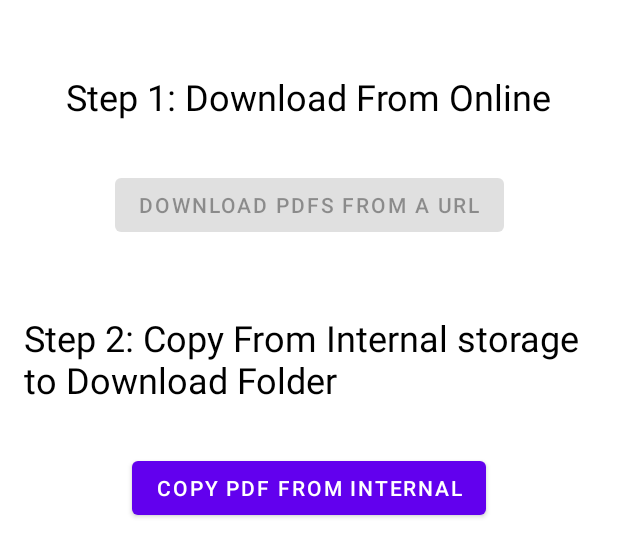
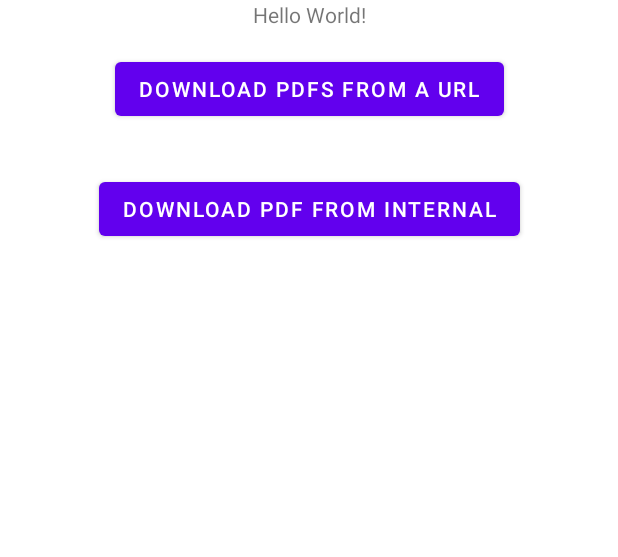
Before and after one commit to tim-ck/downloadPDF, an Android app: the layout activity_main.xml on its own in the app's theme, with its tools: preview values and no code run, on a phone screen of 412 x 824 dp. Shown: the top 557 px of the screen. Run offline under Robolectric (Android 15) with nearby library versions, the phone set to English and light mode, and no system bars.

Commit message:
using download manager

```diff
--- a/testPDFviewer/app/build.gradle
+++ b/testPDFviewer/app/build.gradle
@@ -13,7 +13,6 @@ android {
         versionName "1.0"
 
         testInstrumentationRunner "androidx.test.runner.AndroidJUnitRunner"
-        signingConfig signingConfigs.debug
     }
 
     buildTypes {
--- a/testPDFviewer/app/src/main/res/layout/activity_main.xml
+++ b/testPDFviewer/app/src/main/res/layout/activity_main.xml
@@ -10,12 +10,7 @@
         android:id="@+id/textView"
         android:layout_width="wrap_content"
         android:layout_height="wrap_content"
-        android:layout_marginTop="32dp"
-        android:enabled="false"
-        android:padding="16dp"
-        android:text="Step 1: Download From Online"
-        android:textColor="#000000"
-        android:textSize="24sp"
+        android:text="Hello World!"
         app:layout_constraintEnd_toEndOf="parent"
         app:layout_constraintStart_toStartOf="parent"
         app:layout_constraintTop_toTopOf="parent" />
@@ -25,7 +20,6 @@
         android:layout_width="wrap_content"
         android:layout_height="wrap_content"
         android:layout_marginTop="16dp"
-        android:enabled="false"
         android:text="download PDFs from a URL"
         app:layout_constraintEnd_toEndOf="parent"
         app:layout_constraintStart_toStartOf="parent"
@@ -35,24 +29,8 @@
         android:id="@+id/btnDownloadFromInternal"
         android:layout_width="wrap_content"
         android:layout_height="wrap_content"
-        android:layout_marginTop="16dp"
-        android:text="Copy pdf from internal"
-        app:layout_constraintEnd_toEndOf="parent"
-        app:layout_constraintStart_toStartOf="parent"
-        app:layout_constraintTop_toBottomOf="@+id/textView2" />
-
-    <TextView
-        android:id="@+id/textView2"
-        android:layout_width="wrap_content"
-        android:layout_height="wrap_content"
-        android:layout_marginEnd="16dp"
-        android:layout_marginStart="16dp"
         android:layout_marginTop="32dp"
-        android:enabled="false"
-        android:padding="16dp"
-        android:text="Step 2: Copy From Internal storage to Download Folder"
-        android:textColor="#000000"
-        android:textSize="24sp"
+        android:text="download pdf from internal"
         app:layout_constraintEnd_toEndOf="parent"
         app:layout_constraintStart_toStartOf="parent"
         app:layout_constraintTop_toBottomOf="@+id/btnDownloadFromUrl" />
--- a/testPDFviewer/app/src/main/res/xml/provider_paths.xml
+++ /dev/null
@@ -1,4 +0,0 @@
-<?xml version="1.0" encoding="utf-8"?>
-<paths>
-    <external-path name="external_files" path="."/>
-</paths>
```
Also changed, not shown: testPDFviewer/app/src/main/AndroidManifest.xml (+0 -10 lines), testPDFviewer/app/src/main/java/com/example/testpdfviewer/MainActivity.java (+42 -91 lines).
